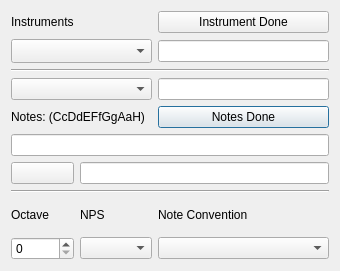
Qt form OceanGUI/File_Dialog.ui (uglasmeyer/ocean) before a commit.
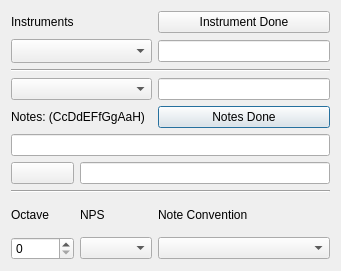
The same form after that commit.

The edit to the form file:
```diff
--- a/OceanGUI/File_Dialog.ui
+++ b/OceanGUI/File_Dialog.ui
@@ -6,7 +6,7 @@
    <rect>
     <x>0</x>
     <y>0</y>
-    <width>340</width>
+    <width>341</width>
     <height>271</height>
    </rect>
   </property>
```
Left out of the diff: 2 changed lines with no effect on the pictures.
